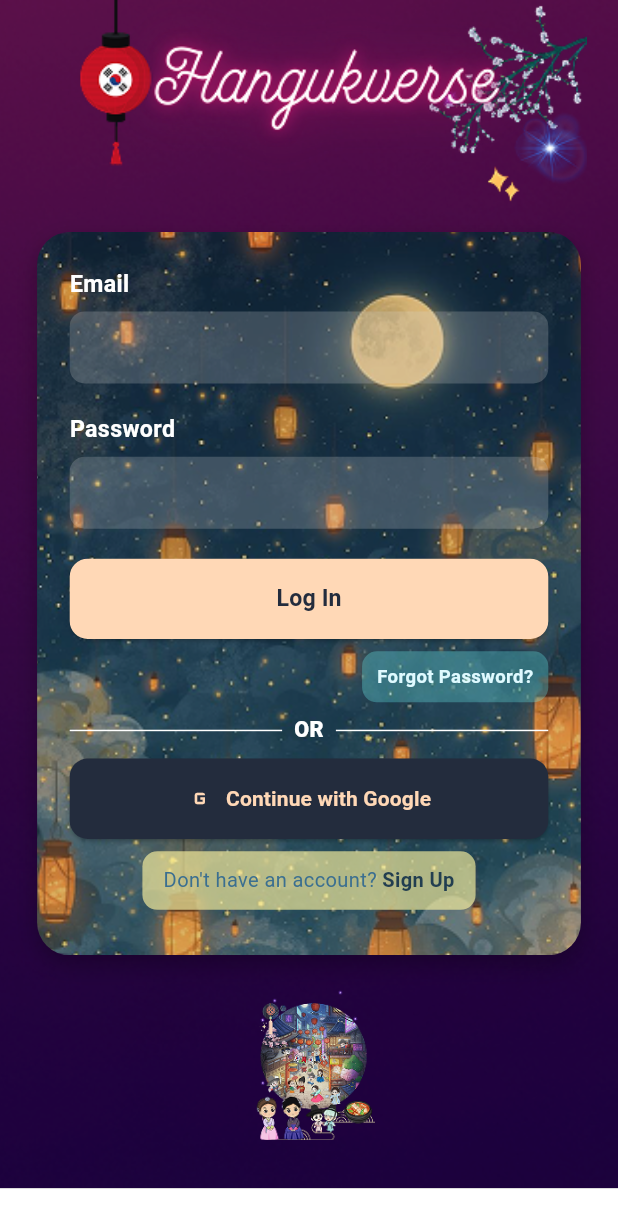
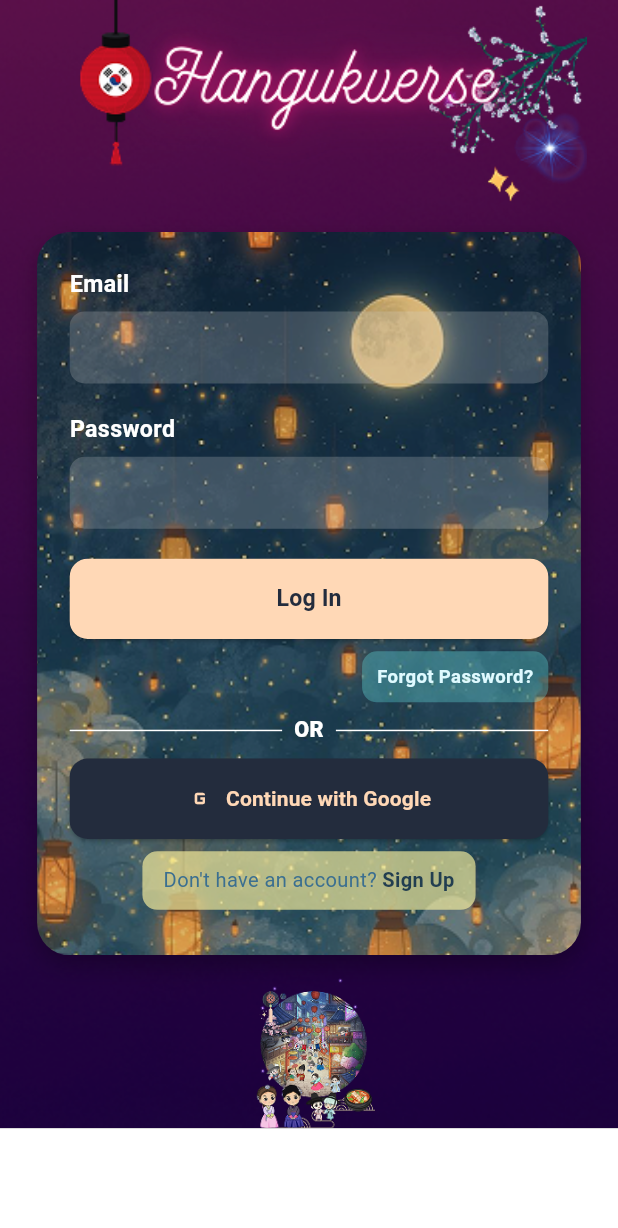
Before and after one commit to prit-hangukverse/hangukverse, a Flutter app: the screen it shows after launch, on a phone screen of 412 x 824 dp. Shown: the top 1228 px of the screen. Run offline on Flutter 3.47's test engine with Material 3 defaults, Android fonts, the phone set to English and light mode, and no system bars; our stand-ins replace flutter_riverpod, supabase_flutter; accounts and stored records are empty; Roboto replaces fonts that are missing (Kalnia).

Commit message:
half_login

```diff
--- a/lib/screens/auth/login_screen.dart
+++ b/lib/screens/auth/login_screen.dart
@@ -114,12 +114,12 @@ class _LoginScreenState extends ConsumerState<LoginScreen> {
                 final gapSmall = (8 * scale).clamp(6.0, 18.0);
                 final gapMedium = (14 * scale).clamp(8.0, 26.0);
 
+                // removed extra +12 bottom padding so footer image sits flush with bottom inset
                 return SingleChildScrollView(
                   physics: const BouncingScrollPhysics(),
-                  padding: EdgeInsets.only(bottom: bottomInset + 12),
+                  padding: EdgeInsets.only(bottom: bottomInset),
                   child: Column(
                     children: [
-                      // ⛔ REMOVED SPACING — NO MORE TOP GAP
                       Padding(
                         padding: EdgeInsets.symmetric(horizontal: maxW * 0.05),
                         child: safeImage(
@@ -128,7 +128,6 @@ class _LoginScreenState extends ConsumerState<LoginScreen> {
                         ),
                       ),
 
-                      // ⛔ REMOVED second SizedBox as well
                       Center(
                         child: Column(
                           children: [
@@ -464,8 +463,6 @@ class _LoginScreenState extends ConsumerState<LoginScreen> {
                               ),
                             ),
 
-                            const SizedBox(height: 8),
-
                             Padding(
                               padding: EdgeInsets.symmetric(
                                 horizontal: maxW * 0.05,
@@ -475,8 +472,6 @@ class _LoginScreenState extends ConsumerState<LoginScreen> {
                                 height: footerHeight,
                               ),
                             ),
-
-                            const SizedBox(height: 20),
                           ],
                         ),
                       ),
```
